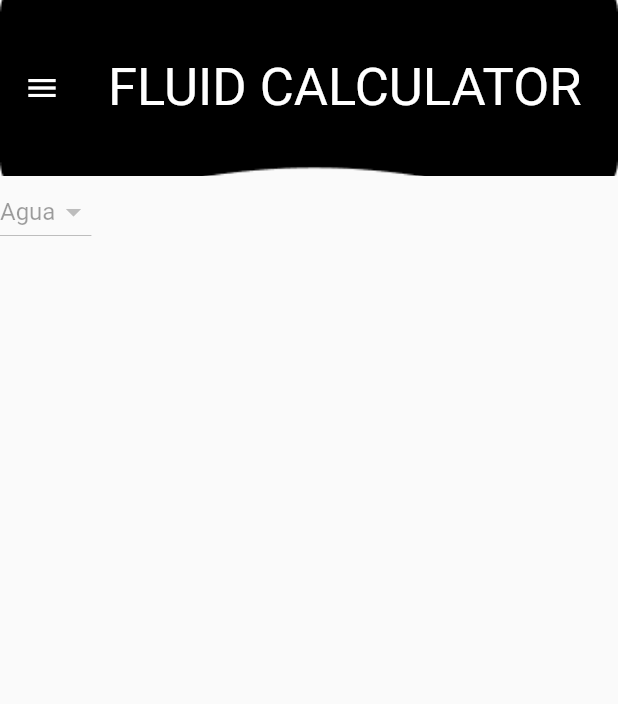
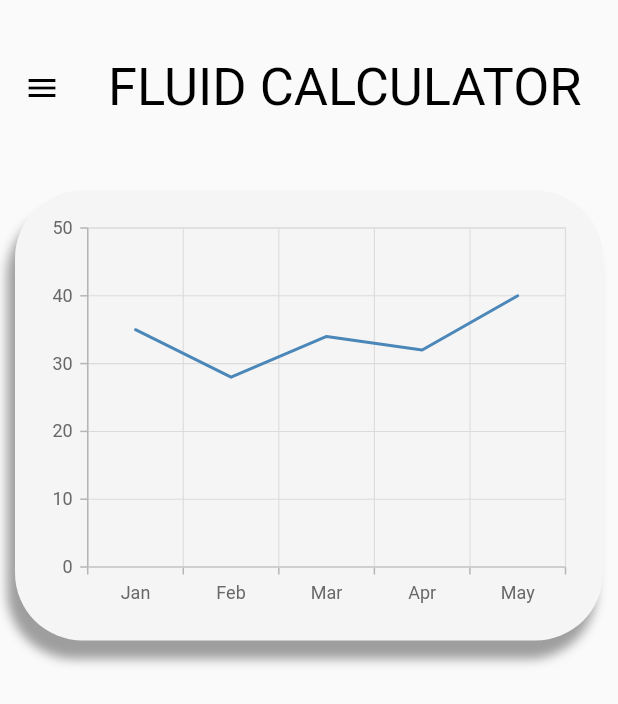
Before and after one commit to ingenierorave/Aplicacion-Termodinamica, a Flutter app: the screen it shows after launch, on a phone screen of 412 x 824 dp. Shown: the top 704 px of the screen. Run offline on Flutter 3.47's test engine with Material 2 defaults, Android fonts, the phone set to English and light mode, and no system bars; our stand-ins replace google_fonts, syncfusion_flutter_charts.

Commit message:
Implementacion de grafico y diseño

```diff
--- /dev/null
+++ b/aplicacion/lib/src/pages/contenedores.dart
@@ -0,0 +1,24 @@
+import 'package:flutter/material.dart';
+import 'package:aplicacion/src/pages/graphics.dart';
+
+class contenedorGrafica extends StatelessWidget {
+  @override
+  Widget build(BuildContext context) {
+    return Container(
+      child: plot(),
+      margin: const EdgeInsets.all(10.0),
+      height: 300,
+      decoration: BoxDecoration(
+        borderRadius: BorderRadius.circular(45),
+        color: Colors.grey[100],
+        boxShadow: [
+          const BoxShadow(
+            color: Colors.grey,
+            offset: Offset(-5, 12),
+            blurRadius: 5,
+          ),
+        ],
+      ),
+    );
+  }
+}
--- /dev/null
+++ b/aplicacion/lib/src/pages/graphics.dart
@@ -0,0 +1,39 @@
+import 'package:flutter/material.dart';
+import 'package:flutter/widgets.dart';
+import 'package:syncfusion_flutter_charts/charts.dart';
+import 'package:syncfusion_flutter_charts/sparkcharts.dart';
+
+class plot extends StatelessWidget {
+  @override
+  Widget build(BuildContext context) {
+    return Center(
+      child: Container(
+        padding: EdgeInsets.all(15),
+        child: SfCartesianChart(
+          // Initialize category axis
+          primaryXAxis: CategoryAxis(),
+          series: <ChartSeries>[
+            // Initialize line series
+            LineSeries<SalesData, String>(
+                dataSource: [
+                  // Bind data source
+                  SalesData('Jan', 35),
+                  SalesData('Feb', 28),
+                  SalesData('Mar', 34),
+                  SalesData('Apr', 32),
+                  SalesData('May', 40)
+                ],
+                xValueMapper: (SalesData sales, _) => sales.year,
+                yValueMapper: (SalesData sales, _) => sales.sales)
+          ],
+        ),
+      ),
+    );
+  }
+}
+
+class SalesData {
+  SalesData(this.year, this.sales);
+  final String year;
+  final double? sales;
+}
--- a/aplicacion/lib/src/pages/home_page.dart
+++ b/aplicacion/lib/src/pages/home_page.dart
@@ -1,6 +1,9 @@
-import 'package:flutter/material.dart';
 import 'package:aplicacion/src/fluids_content.dart';
 import 'package:google_fonts/google_fonts.dart';
+import 'package:flutter/material.dart';
+import 'package:aplicacion/src/pages/contenedores.dart';
+
+import 'graphics.dart';
 
 class HomePage extends StatelessWidget {
   @override
@@ -15,21 +18,24 @@ class HomePage extends StatelessWidget {
         ),
         title: Text(
           "FLUID CALCULATOR",
-          style: GoogleFonts.squadaOne(fontSize: 35),
+          style: GoogleFonts.squadaOne(color: Colors.black, fontSize: 35),
         ),
         centerTitle: true,
         leading: IconButton(
           onPressed: () {},
-          icon: const Icon(Icons.menu),
+          icon: const Icon(
+            Icons.menu,
+            color: Colors.black,
+          ),
         ),
-        flexibleSpace: Container(
+        /*flexibleSpace: Container(
           decoration: const BoxDecoration(
             image: DecorationImage(
                 image: AssetImage('assets/barra.png'), fit: BoxFit.cover),
           ),
-        ),
+        ),*/
       ),
-      body: FluidsContent(),
+      body: contenedorGrafica(),
     );
   }
 }
--- a/aplicacion/pubspec.yaml
+++ b/aplicacion/pubspec.yaml
@@ -31,10 +31,14 @@ dependencies:
     sdk: flutter
 
 
+
+
   # The following adds the Cupertino Icons font to your application.
   # Use with the CupertinoIcons class for iOS style icons.
   cupertino_icons: ^1.0.2
   google_fonts: ^2.1.0
+  charts_flutter: ^0.11.0
+  syncfusion_flutter_charts: ^19.2.62
 
 dev_dependencies:
   flutter_test:
```
Also changed, not shown: aplicacion/pubspec.lock.
